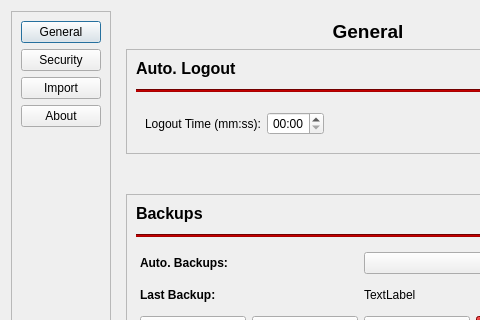
Old version of the form src/settingswindow.ui in the repository sera619/PassTreasure; both pictures show x 0 to 480 and y 0 to 320 of the 630 by 410 pixel window.
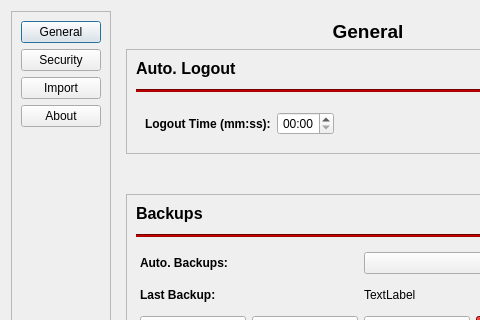
New version of the form.

Commit message: fix missig bold text

```diff
--- a/src/settingswindow.ui
+++ b/src/settingswindow.ui
@@ -193,6 +193,11 @@
                 <layout class="QHBoxLayout" name="horizontalLayout_10">
                  <item>
                   <widget class="QLabel" name="label_11">
+                   <property name="font">
+                    <font>
+                     <bold>true</bold>
+                    </font>
+                   </property>
                    <property name="text">
                     <string>Logout Time (mm:ss):</string>
                    </property>
```
Left out of the diff: 6 changed lines with no effect on the pictures. The commit also changes 1 other file.
